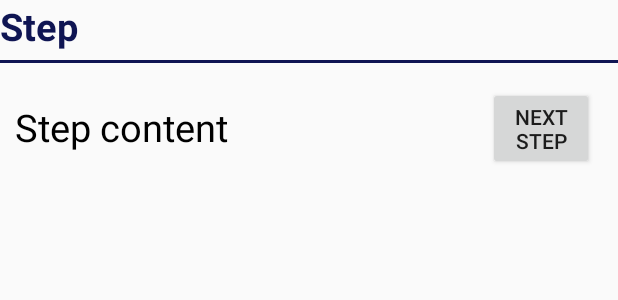
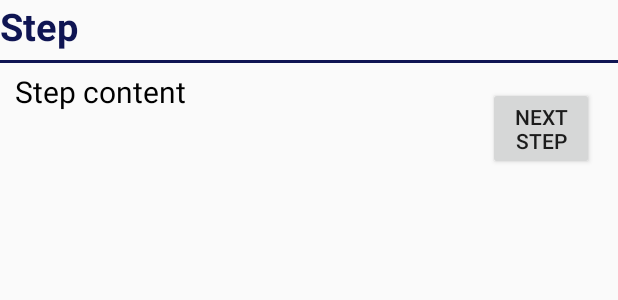
Before and after one commit to dawn-Wi/RealWear, an Android app: the layout fragment_stepdetails.xml on its own in the app's theme, with its tools: preview values and no code run, on a phone screen of 412 x 824 dp. Shown: the top 300 px of the screen. Run offline under Robolectric (Android 15) with nearby library versions, the phone set to English and light mode, and no system bars.

```diff
--- a/app/src/main/res/layout/fragment_stepdetails.xml
+++ b/app/src/main/res/layout/fragment_stepdetails.xml
@@ -25,8 +25,8 @@
         android:layout_width="0dp"
         android:layout_height="wrap_content"
         android:layout_marginStart="10dp"
-        android:layout_marginTop="25dp"
-        android:layout_marginEnd="10dp"
+        android:layout_marginTop="5dp"
+        android:layout_marginEnd="5dp"
         android:text="@string/label_stepdetails_stepcontent"
         app:layout_constraintEnd_toStartOf="@+id/guideline11"
         app:layout_constraintStart_toStartOf="parent"
@@ -37,7 +37,7 @@
         android:layout_width="0dp"
         android:layout_height="wrap_content"
         android:layout_marginStart="16dp"
-        android:layout_marginTop="16dp"
+        android:layout_marginTop="5dp"
         android:layout_marginEnd="16dp"
         android:adjustViewBounds="true"
         android:cropToPadding="false"
--- a/app/src/main/res/values/styles.xml
+++ b/app/src/main/res/values/styles.xml
@@ -65,7 +65,7 @@
 
     <style name="details_body1">
         <item name="android:textColor">@color/black</item>
-        <item name="android:textSize">25sp</item>
+        <item name="android:textSize">20sp</item>
     </style>
 
     <style name="details_body2">
```
